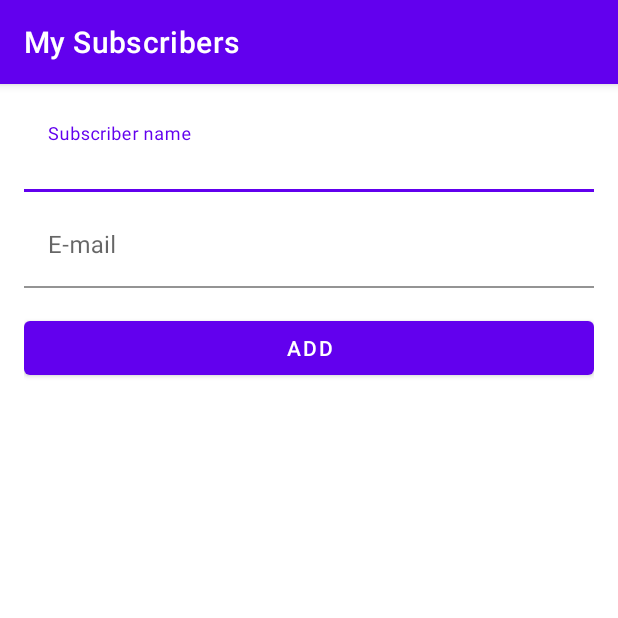
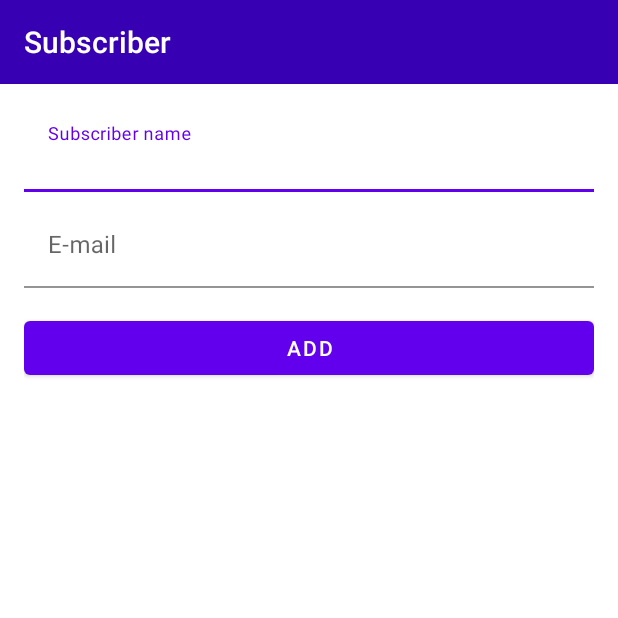
Before and after one commit to LucasCabralDevv/MySubscribersRoom, an Android app: the screen it shows after launch (MainActivity), on a phone screen of 412 x 824 dp, the top half of it. Run offline under Robolectric (Android 15) with nearby library versions, the phone set to English and light mode, and no system bars; our stand-ins replace navigation-ui.

Commit message:
Toolbar configurada.

```diff
--- a/app/build.gradle
+++ b/app/build.gradle
@@ -1,6 +1,7 @@
 plugins {
     id 'com.android.application'
     id 'kotlin-android'
+    id 'kotlin-android-extensions'
 }
 
 android {
--- a/app/src/main/java/com/lucascabral/mysubscribers/MainActivity.kt
+++ b/app/src/main/java/com/lucascabral/mysubscribers/MainActivity.kt
@@ -2,10 +2,19 @@ package com.lucascabral.mysubscribers
 
 import androidx.appcompat.app.AppCompatActivity
 import android.os.Bundle
+import androidx.navigation.fragment.NavHostFragment
+import androidx.navigation.ui.AppBarConfiguration
+import androidx.navigation.ui.setupWithNavController
+import kotlinx.android.synthetic.main.activity_main.*
 
 class MainActivity : AppCompatActivity() {
     override fun onCreate(savedInstanceState: Bundle?) {
         super.onCreate(savedInstanceState)
         setContentView(R.layout.activity_main)
+
+        val navHostFragment = supportFragmentManager.findFragmentById(R.id.nav_host_fragment) as NavHostFragment
+        val navController = navHostFragment.navController
+        val appBarConfiguration = AppBarConfiguration(navController.graph)
+        toolbarMain.setupWithNavController(navController, appBarConfiguration)
     }
 }
--- a/app/src/main/res/layout/activity_main.xml
+++ b/app/src/main/res/layout/activity_main.xml
@@ -6,17 +6,27 @@
     android:layout_height="match_parent"
     tools:context=".MainActivity">
 
+    <androidx.appcompat.widget.Toolbar
+        android:id="@+id/toolbarMain"
+        android:layout_width="match_parent"
+        android:layout_height="?android:attr/actionBarSize"
+        android:background="@color/purple_700"
+        app:layout_constraintEnd_toEndOf="parent"
+        app:layout_constraintStart_toStartOf="parent"
+        app:layout_constraintTop_toTopOf="parent" />
+
     <androidx.fragment.app.FragmentContainerView
         android:id="@+id/nav_host_fragment"
         android:name="androidx.navigation.fragment.NavHostFragment"
         android:layout_width="0dp"
         android:layout_height="0dp"
+        app:defaultNavHost="true"
+        app:layout_constraintBottom_toBottomOf="parent"
+        app:layout_constraintHorizontal_bias="0.0"
         app:layout_constraintLeft_toLeftOf="parent"
         app:layout_constraintRight_toRightOf="parent"
-        app:layout_constraintTop_toTopOf="parent"
-        app:layout_constraintBottom_toBottomOf="parent"
-
-        app:defaultNavHost="true"
+        app:layout_constraintTop_toBottomOf="@+id/toolbarMain"
+        app:layout_constraintVertical_bias="1.0"
         app:navGraph="@navigation/main_graph" />
 
 </androidx.constraintlayout.widget.ConstraintLayout>
--- a/app/src/main/res/values/themes.xml
+++ b/app/src/main/res/values/themes.xml
@@ -1,6 +1,6 @@
 <resources xmlns:tools="http://schemas.android.com/tools">
     <!-- Base application theme. -->
-    <style name="Theme.MySubscribers" parent="Theme.MaterialComponents.DayNight.DarkActionBar">
+    <style name="Theme.MySubscribers" parent="Theme.MaterialComponents.DayNight.NoActionBar">
         <!-- Primary brand color. -->
         <item name="colorPrimary">@color/purple_500</item>
         <item name="colorPrimaryVariant">@color/purple_700</item>
@@ -12,5 +12,15 @@
         <!-- Status bar color. -->
         <item name="android:statusBarColor" tools:targetApi="l">?attr/colorPrimaryVariant</item>
         <!-- Customize your theme here. -->
+
+        <item name="toolbarStyle">@style/ToolbarStyle</item>
+    </style>
+
+    <style name="ToolbarStyle" parent="Widget.AppCompat.Toolbar">
+        <item name="titleTextAppearance">@style/ToolbarStyle.Title</item>
+    </style>
+
+    <style name="ToolbarStyle.Title" parent="TextAppearance.AppCompat.Title">
+        <item name="android:textColor">#FFFFFF</item>
     </style>
 </resources>
```
